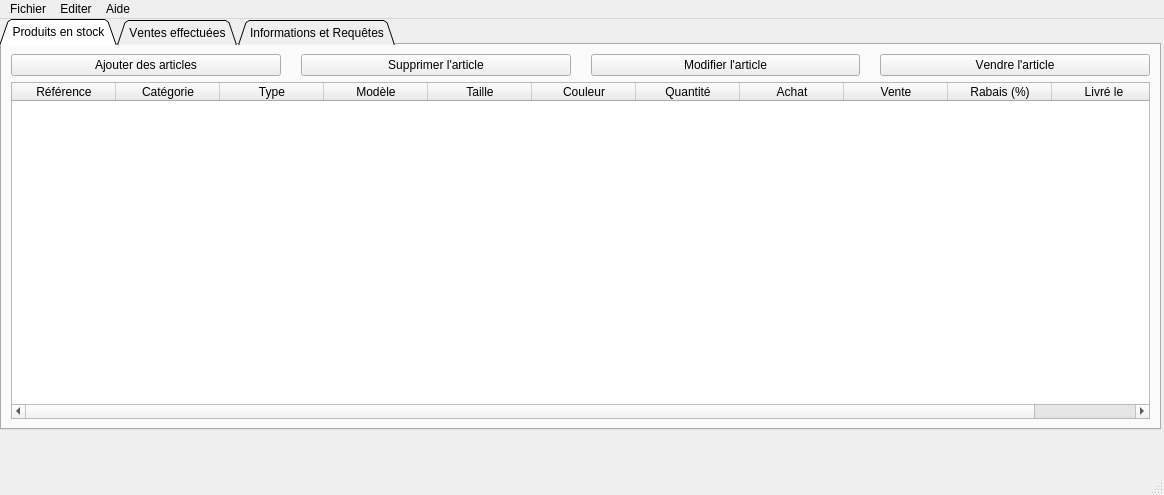
This is GestionDeStock/mainwindow.ui in pawamoy/gestion-de-stock as Qt 5 draws it before an edit. The edited form follows.
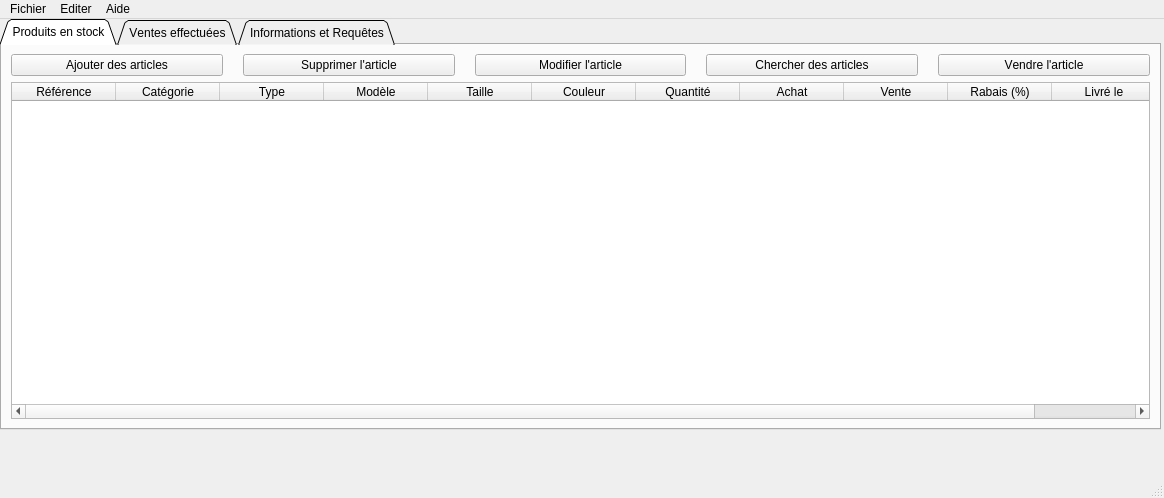
This is the edited form. The open tabs and pages were chosen to show the change. Icons and pictures are not drawn.

```diff
--- a/GestionDeStock/mainwindow.ui
+++ b/GestionDeStock/mainwindow.ui
@@ -7,7 +7,7 @@
     <x>0</x>
     <y>0</y>
     <width>1164</width>
-    <height>495</height>
+    <height>498</height>
    </rect>
   </property>
   <property name="windowTitle">
@@ -108,6 +108,17 @@
              </property>
             </widget>
            </item>
+           <item>
+            <widget class="QPushButton" name="stock_search">
+             <property name="text">
+              <string>Chercher des articles</string>
+             </property>
+             <property name="icon">
+              <iconset>
+               <normaloff>../appdata/edit-find.png</normaloff>../appdata/edit-find.png</iconset>
+             </property>
+            </widget>
+           </item>
            <item>
             <widget class="QPushButton" name="stock_sell">
              <property name="text">
```
Left out of the diff: 6 changed lines with no effect on the pictures.
